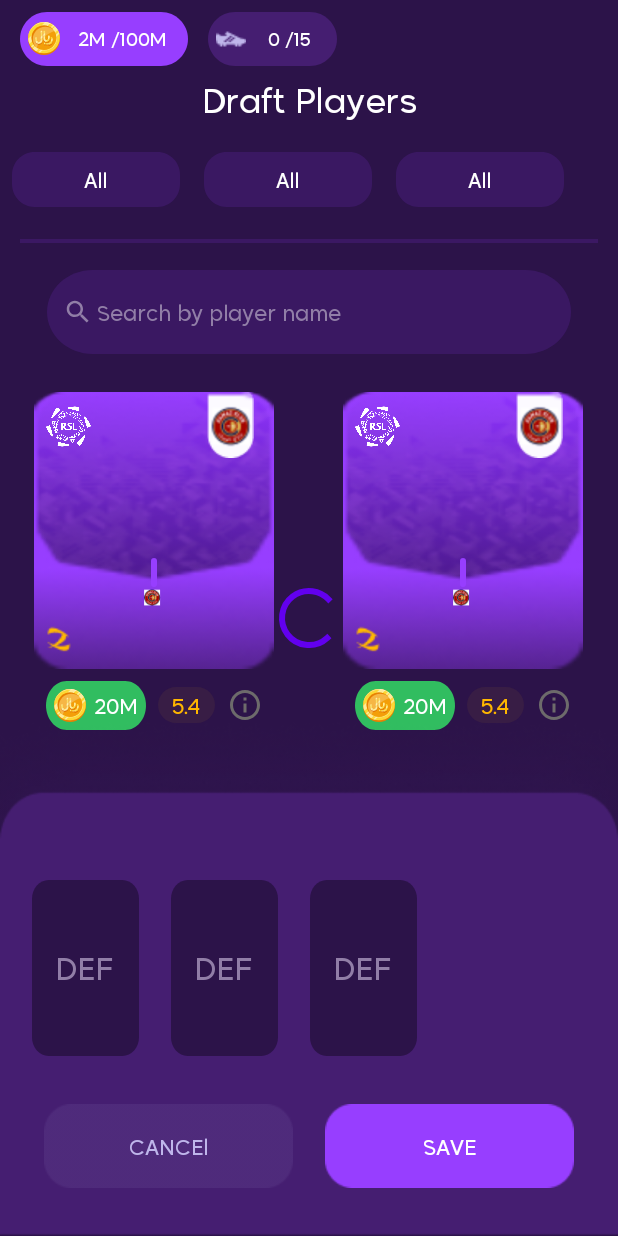
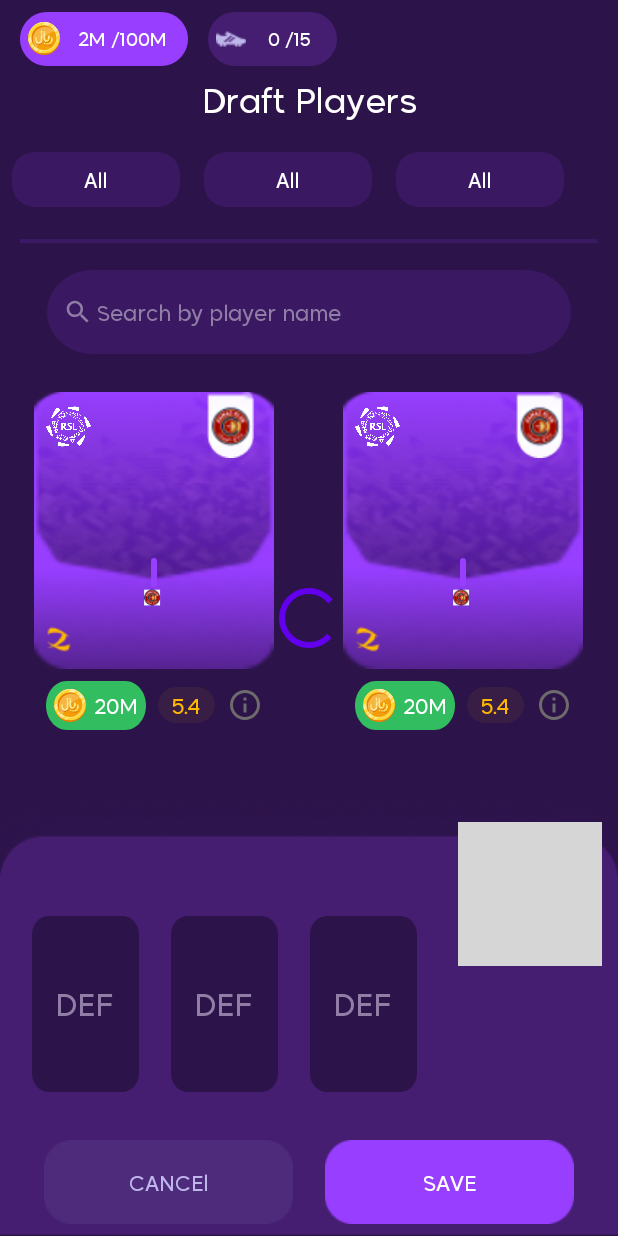
Before and after one commit to hamza94max/task, an Android app: the layout fragment_home.xml on its own in the app's theme, with its tools: preview values and no code run, on a phone screen of 412 x 824 dp. Run offline under Robolectric (Android 15) with nearby library versions, the phone set to English and light mode, and no system bars; grey boxes are pictures that could not be loaded.

Commit message:
autofill feature

```diff
--- a/app/src/main/res/layout/fragment_home.xml
+++ b/app/src/main/res/layout/fragment_home.xml
@@ -4,6 +4,7 @@
     xmlns:tools="http://schemas.android.com/tools"
     android:layout_width="match_parent"
     android:layout_height="match_parent"
+    android:id="@+id/homeFragment"
     android:background="@color/background_color"
     tools:context=".ui.home.HomeFragment">
 
@@ -67,6 +68,7 @@
         android:layout_width="match_parent"
         android:layout_height="wrap_content"
         android:layout_marginTop="@dimen/_8sdp"
+        android:clipToOutline="true"
         android:orientation="horizontal"
         app:layoutManager="androidx.recyclerview.widget.LinearLayoutManager"
         app:layout_constraintTop_toBottomOf="@+id/draftTextView"
@@ -79,6 +81,7 @@
         android:layout_height="@dimen/_2sdp"
         android:layout_margin="@dimen/_10sdp"
         android:background="#24973EFF"
+        android:clipToOutline="true"
         app:layout_constraintTop_toBottomOf="@+id/filtersRecyclerView" />
 
 
@@ -91,6 +94,7 @@
         android:background="@drawable/search_view_background"
         android:drawableStart="@drawable/baseline_search_24"
         android:drawablePadding="@dimen/_2sdp"
+        android:clipToOutline="true"
         android:fontFamily="@font/madani_regular"
         android:hint="@string/search_hint"
         android:imeOptions="actionSearch"
@@ -140,17 +144,29 @@
         app:layout_constraintBottom_toBottomOf="parent"/>
 
 
-    <LinearLayout
+    <androidx.constraintlayout.widget.ConstraintLayout
         android:id="@+id/bottomLinearLayout"
         android:layout_width="match_parent"
         android:layout_height="wrap_content"
-        android:padding="@dimen/_8sdp"
+        android:paddingHorizontal="@dimen/_8sdp"
         android:orientation="vertical"
         android:background="@drawable/bottom_background"
         app:layout_constraintBottom_toBottomOf="parent"
         app:layout_constraintEnd_toEndOf="parent"
         app:layout_constraintStart_toStartOf="parent">
 
+        <TextView
+            android:id="@+id/autofillTextView"
+            android:layout_width="wrap_content"
+            android:layout_height="wrap_content"
+            android:text="Autofill"
+            android:fontFamily="@font/madani_regular"
+            app:layout_constraintTop_toTopOf="parent"
+            app:layout_constraintEnd_toEndOf="parent"
+            android:gravity="center"
+            android:layout_marginTop="@dimen/_32sdp"
+            android:textColor="@color/background_color"
+            android:background="@drawable/autofills_button_background"/>
 
         <androidx.recyclerview.widget.RecyclerView
             android:id="@+id/selectedPlayersRecyclerView"
@@ -158,6 +174,7 @@
             android:layout_height="wrap_content"
             app:layoutManager="androidx.recyclerview.widget.LinearLayoutManager"
             android:orientation="horizontal"
+            app:layout_constraintTop_toTopOf="parent"
             tools:listitem="@layout/non_active_selected_item"
             android:layout_marginTop="@dimen/_72sdp"/>
 
@@ -165,11 +182,11 @@
         <LinearLayout
             android:layout_width="match_parent"
             android:layout_height="wrap_content"
+            app:layout_constraintTop_toBottomOf="@+id/selectedPlayersRecyclerView"
             android:orientation="horizontal"
             android:gravity="center"
             android:padding="@dimen/_6sdp"
             android:layout_marginVertical="@dimen/_10sdp">
-
 
             <TextView
                 android:layout_width="0dp"
@@ -201,7 +218,7 @@
 
 
 
-    </LinearLayout>
+    </androidx.constraintlayout.widget.ConstraintLayout>
 
 
 
```
Also changed, not shown: app/src/main/java/com/hamza/task/ui/home/HomeFragment.kt (+13 -2 lines).
